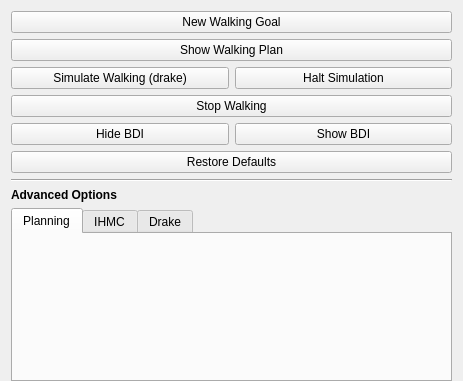
RobotLocomotion/director, file src/app/ddFootsteps.ui: the form before one commit; both pictures show x 0 to 463 and y 0 to 381 of the 463 by 652 pixel window.
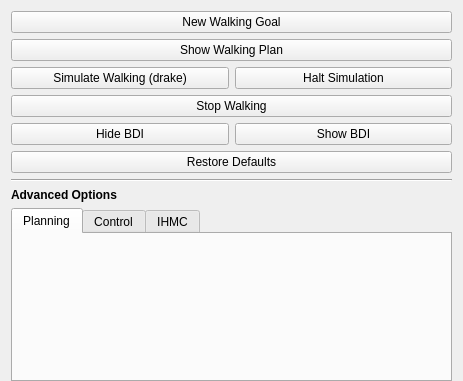
The form after the commit.

Commit message: Updates to footstep panel in ui. Create 3 tabs: planning, control, IHMC.

Diff of the .ui file:
```diff
--- a/src/app/ddFootsteps.ui
+++ b/src/app/ddFootsteps.ui
@@ -141,14 +141,14 @@
        <string>Planning</string>
       </attribute>
      </widget>
-     <widget class="QWidget" name="IHMCParamsContainer">
+     <widget class="QWidget" name="controlParamsContainer">
       <attribute name="title">
-       <string>IHMC</string>
+       <string>Control</string>
       </attribute>
      </widget>
-     <widget class="QWidget" name="DrakeParamsContainer">
+     <widget class="QWidget" name="IHMCParamsContainer">
       <attribute name="title">
-       <string>Drake</string>
+       <string>IHMC</string>
       </attribute>
      </widget>
     </widget>
```
The commit also changes 2 other files.
